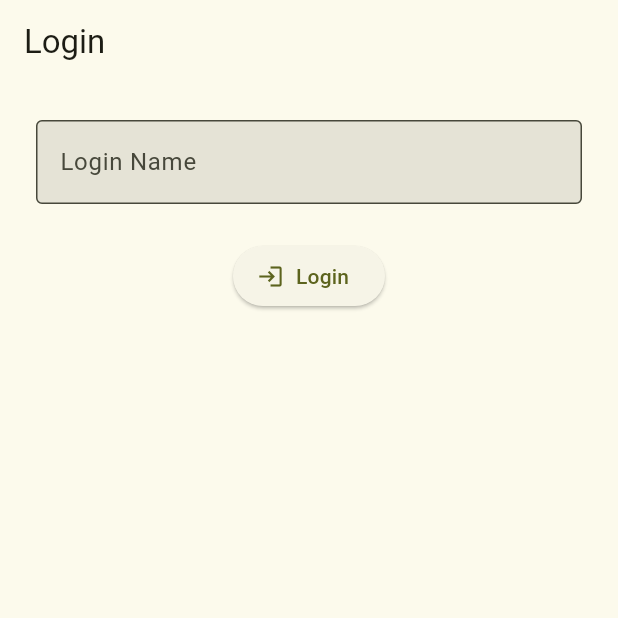
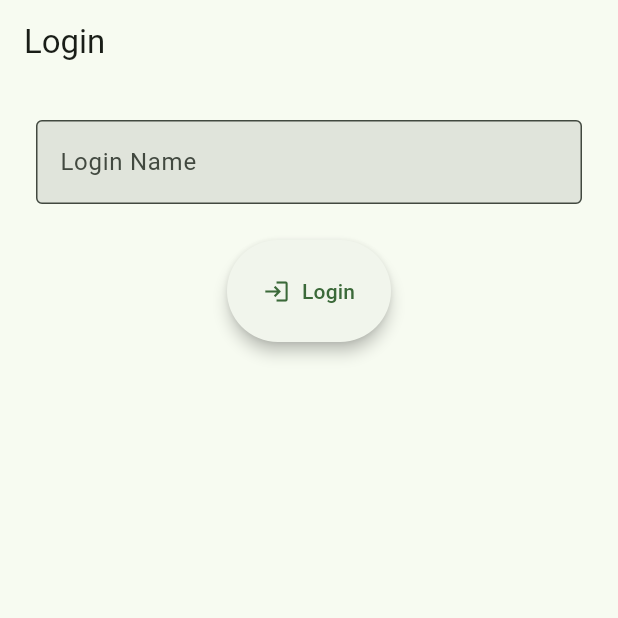
Before and after one commit to simonesestito/cloud-photos-app, a Flutter app: the screen it shows after launch, on a phone screen of 412 x 824 dp, the top half of it. Run offline on Flutter 3.47's test engine with Material 3 defaults, Android fonts, the phone set to English and light mode, and no system bars; our stand-ins replace shared_preferences.

Commit message:
Create a global theme

```diff
--- a/lib/main.dart
+++ b/lib/main.dart
@@ -2,6 +2,7 @@
 import 'package:cloud_photos_app/screen/home_screen.dart';
 import 'package:cloud_photos_app/screen/login_screen.dart';
 import 'package:flutter/material.dart';
+import 'package:flutter/widgets.dart';
 
 void main() async {
   WidgetsFlutterBinding.ensureInitialized();
@@ -20,10 +21,7 @@
 
     return MaterialApp(
       title: 'Photos App',
-      theme: ThemeData(
-        colorScheme: ColorScheme.fromSeed(seedColor: Colors.lime),
-        useMaterial3: true,
-      ),
+      theme: _createTheme(),
       debugShowCheckedModeBanner: false,
       initialRoute: hasLogin ? '/home' : '/login',
       routes: {
@@ -32,4 +30,37 @@
       },
     );
   }
+
+  ThemeData _createTheme() => ThemeData(
+        colorScheme: _createColorScheme(),
+        elevatedButtonTheme: _createElevatedButtonTheme(),
+        searchBarTheme: _createSearchBarTheme(),
+        inputDecorationTheme: _createInputDecoration(),
+      );
+
+  ColorScheme _createColorScheme() =>
+      ColorScheme.fromSeed(seedColor: Colors.green);
+
+  ElevatedButtonThemeData _createElevatedButtonTheme() =>
+      const ElevatedButtonThemeData(
+        style: ButtonStyle(
+          padding: MaterialStatePropertyAll(EdgeInsets.all(24)),
+          elevation: MaterialStatePropertyAll(4),
+        ),
+      );
+
+  SearchBarThemeData _createSearchBarTheme() => const SearchBarThemeData(
+        elevation: MaterialStatePropertyAll(0),
+        shape: MaterialStatePropertyAll(
+          RoundedRectangleBorder(
+            side: BorderSide(),
+            borderRadius: BorderRadius.all(Radius.circular(8)),
+          ),
+        ),
+      );
+
+  InputDecorationTheme _createInputDecoration() => const InputDecorationTheme(
+        border: OutlineInputBorder(),
+        filled: true,
+      );
 }
```
